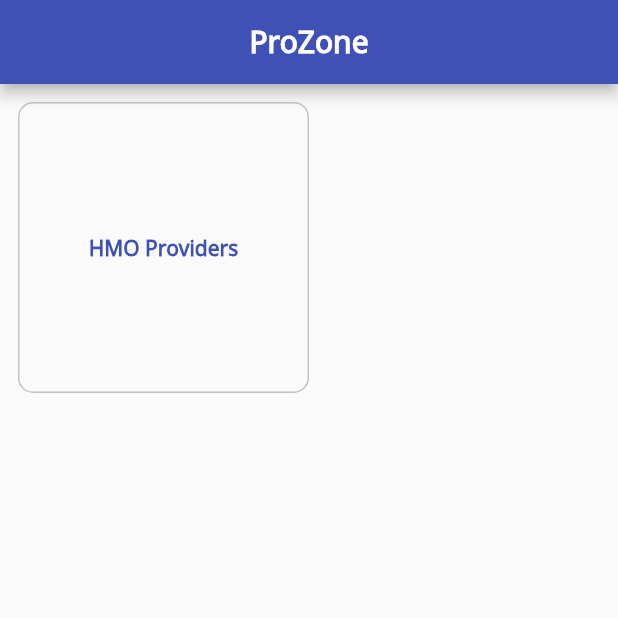
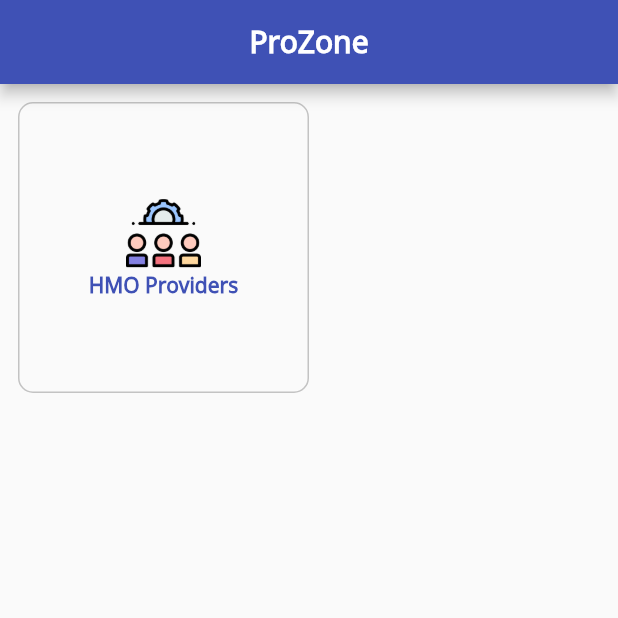
Before and after one commit to faithomotoso/reliance_prozone, a Flutter app: the screen it shows after launch, on a phone screen of 412 x 824 dp, the top half of it. Run offline on Flutter 3.47's test engine with Material 2 defaults, Android fonts, the phone set to English and light mode, and no system bars; our stand-ins replace cached_network_image, dio, flutter_keyboard_visibility, photo_view; missing offline and left inert: multi_image_picker.

Commit message:
Minor ui changes

```diff
--- a/lib/ui/components/menu/menu_item.dart
+++ b/lib/ui/components/menu/menu_item.dart
@@ -3,8 +3,9 @@ import 'package:flutter/material.dart';
 class MenuItem extends StatelessWidget {
   String name;
   VoidCallback onTap;
+  String iconPath;
 
-  MenuItem({@required this.name, @required this.onTap});
+  MenuItem({@required this.name, @required this.onTap, this.iconPath});
 
   @override
   Widget build(BuildContext context) {
@@ -19,6 +20,7 @@ class MenuItem extends StatelessWidget {
         child: Column(
           mainAxisSize: MainAxisSize.min,
           children: [
+            if (iconPath != null)Image.asset(iconPath, height: 50, width: 50,),
             Text(
               name,
               style: TextStyle(fontWeight: FontWeight.bold),
--- a/lib/ui/dashboard.dart
+++ b/lib/ui/dashboard.dart
@@ -19,6 +19,7 @@ class _DashBoardState extends State<DashBoard> {
     menu = [
       MenuItem(
           name: "HMO Providers",
+          iconPath: "assets/images/teamwork.png",
           onTap: () {
             navigate(context: context, newPage: HMOProvidersPage());
           })
--- a/lib/ui/hmo_providers/add_edit_hmo_provider.dart
+++ b/lib/ui/hmo_providers/add_edit_hmo_provider.dart
@@ -132,7 +132,7 @@ class _AddEditHMOProviderState extends State<AddEditHMOProvider> {
           key: scaffoldKey,
           backgroundColor: Colors.white,
           appBar: appBar(
-              title: hmoProvider != null ? "Edit Provider" : "Add Provider",
+              title: hmoProvider != null ? "${editMode ? "Edit" : "View"} Provider" : "Add Provider",
               actions: [
                 if (!editMode)
                   IconButton(
--- a/pubspec.yaml
+++ b/pubspec.yaml
@@ -50,8 +50,9 @@ flutter:
   # the material Icons class.
   uses-material-design: true
 
-  # To add assets to your application, add an assets section, like this:
-  # assets:
+    # To add assets to your application, add an assets section, like this:
+  assets:
+    - assets/images/
   #   - images/a_dot_burr.jpeg
   #   - images/a_dot_ham.jpeg
 
```
Also changed, not shown: assets/images/teamwork.png (added).
